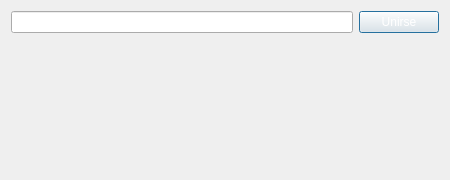
Old version of the form src/graphics_lobby/joinpopup.ui in the repository Fanusaez/Left4Dead.
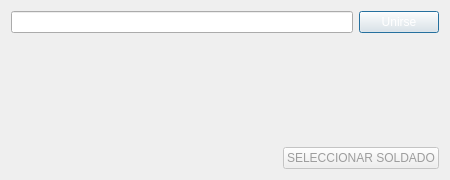
New version of the form. Icons and pictures are not drawn.

The edit to the form file:
```diff
--- a/src/graphics_lobby/joinpopup.ui
+++ b/src/graphics_lobby/joinpopup.ui
@@ -51,6 +51,36 @@
      </property>
     </widget>
    </item>
+   <item>
+    <layout class="QHBoxLayout" name="horizontalLayout_2">
+     <item>
+      <spacer name="horizontalSpacer">
+       <property name="orientation">
+        <enum>Qt::Horizontal</enum>
+       </property>
+       <property name="sizeHint" stdset="0">
+        <size>
+         <width>40</width>
+         <height>20</height>
+        </size>
+       </property>
+      </spacer>
+     </item>
+     <item>
+      <widget class="QPushButton" name="selectSoldier">
+       <property name="enabled">
+        <bool>false</bool>
+       </property>
+       <property name="styleSheet">
+        <string notr="true">color: rgb(157, 157, 157);</string>
+       </property>
+       <property name="text">
+        <string>SELECCIONAR SOLDADO</string>
+       </property>
+      </widget>
+     </item>
+    </layout>
+   </item>
   </layout>
  </widget>
  <resources/>
```
